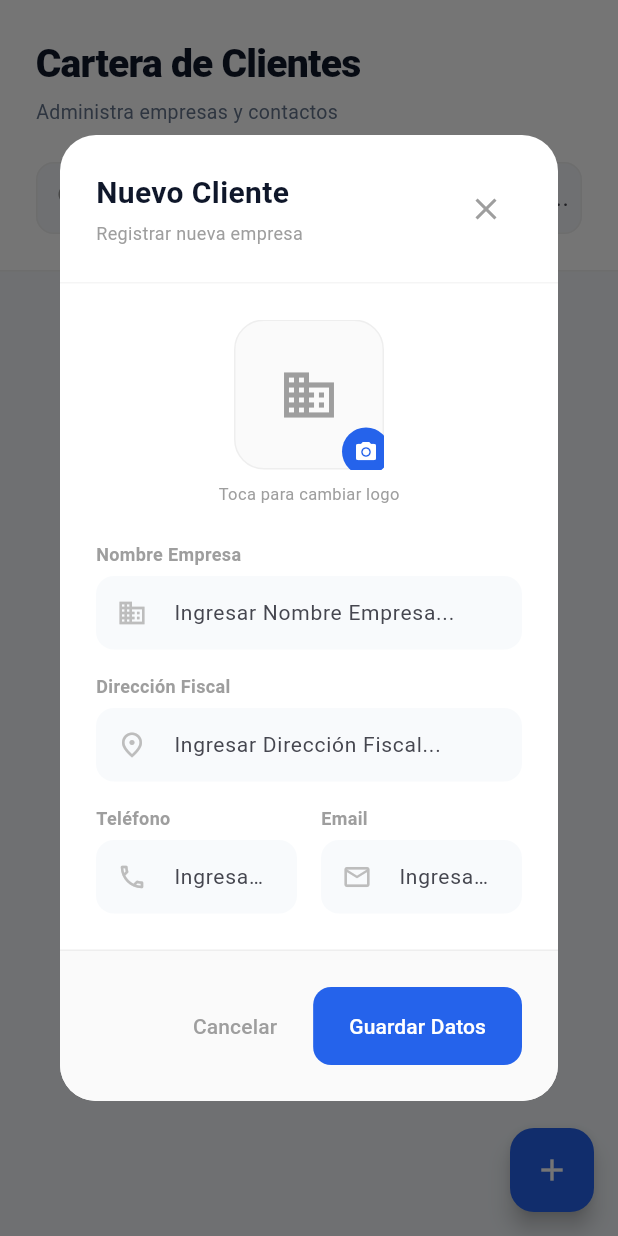
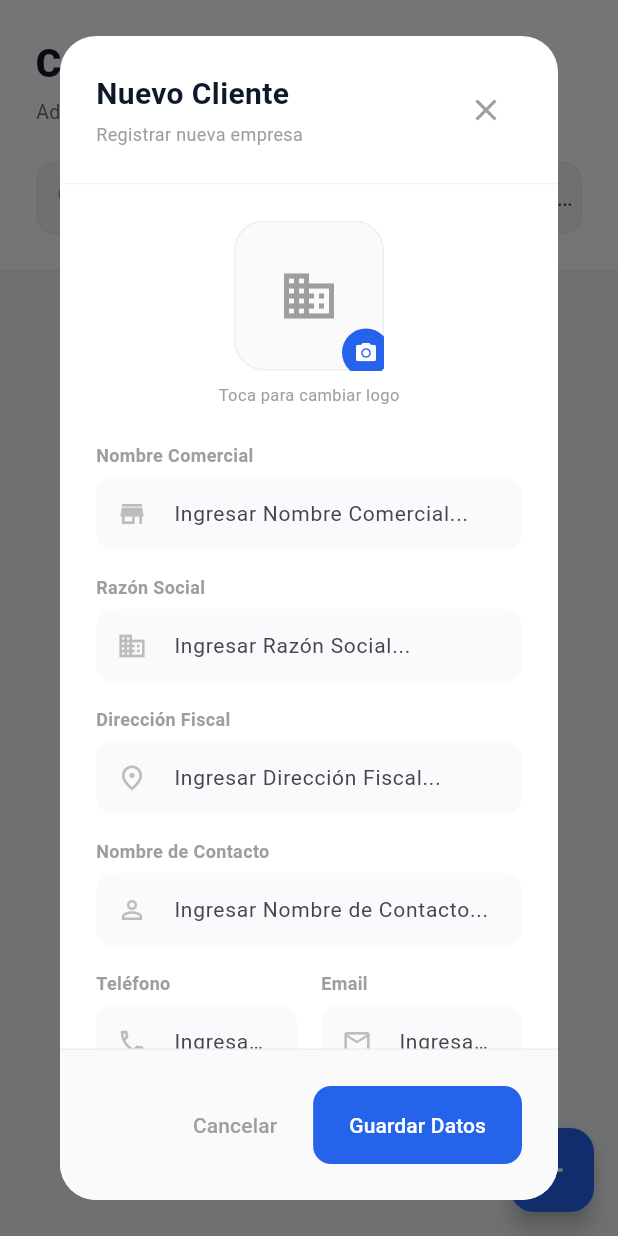
Before and after one commit to GerasxD/ici_check, a Flutter app: the ClientsScreen screen opened directly, after a tap on the "add" icon, on a phone screen of 412 x 824 dp. Run offline on Flutter 3.47's test engine with Material 3 defaults, Android fonts, the phone set to English and light mode, and no system bars; our stand-ins replace cloud_firestore, cloud_functions, file_picker, firebase_auth, firebase_core, firebase_storage and 7 more; missing offline and left inert: excel, gal, spreadsheet_decoder; accounts and stored records are empty.

Commit message:
CAMPOS AGREGADOS EN CLIENTES

```diff
--- a/ici_check/lib/features/clients/data/client_model.dart
+++ b/ici_check/lib/features/clients/data/client_model.dart
@@ -1,14 +1,18 @@
 class ClientModel {
   String id;
   String name;
+  String razonSocial; // ← NUEVO CAMPO
+  String nombreContacto; // ← NUEVO CAMPO
   String address;
   String contact;
   String email;
-  String logoUrl; // URL de la imagen en Storage o Base64
+  String logoUrl;
 
   ClientModel({
     required this.id,
     required this.name,
+    this.razonSocial = '', // ← NUEVO
+    this.nombreContacto = '', // ← NUEVO
     this.address = '',
     this.contact = '',
     this.email = '',
@@ -18,6 +22,8 @@ class ClientModel {
   Map<String, dynamic> toMap() {
     return {
       'name': name,
+      'razonSocial': razonSocial, // ← NUEVO
+      'nombreContacto': nombreContacto, // ← NUEVO
       'address': address,
       'contact': contact,
       'email': email,
@@ -29,6 +35,8 @@ class ClientModel {
     return ClientModel(
       id: docId,
       name: map['name'] ?? '',
+      razonSocial: map['razonSocial'] ?? '', // ← NUEVO
+      nombreContacto: map['nombreContacto'] ?? '', // ← NUEVO
       address: map['address'] ?? '',
       contact: map['contact'] ?? '',
       email: map['email'] ?? '',
--- a/ici_check/lib/features/clients/presentation/clients_screen.dart
+++ b/ici_check/lib/features/clients/presentation/clients_screen.dart
@@ -13,8 +13,6 @@ class ClientsScreen extends StatefulWidget {
 
 class _ClientsScreenState extends State<ClientsScreen> {
   final ClientsRepository _repo = ClientsRepository();
-  // ignore: unused_field
-  final ImagePicker _picker = ImagePicker();
 
   String _searchQuery = '';
 
@@ -30,11 +28,11 @@ class _ClientsScreenState extends State<ClientsScreen> {
       context: context,
       builder: (context) => _ClientFormDialog(
         clientToEdit: client,
-        onSave: (newClient, imageBytes, fileName) async { // ← CAMBIADO
+        onSave: (newClient, imageBytes, fileName) async {
           try {
             await _repo.saveClient(
               newClient,
-              newLogoBytes: imageBytes,  // ← CAMBIADO
+              newLogoBytes: imageBytes,
               fileName: fileName,
             );
             if (mounted) {
@@ -89,12 +87,10 @@ class _ClientsScreenState extends State<ClientsScreen> {
 
   @override
   Widget build(BuildContext context) {
-    // Detectamos si es móvil usando el ancho de la pantalla
     bool isMobile = MediaQuery.of(context).size.width < 700;
 
     return Scaffold(
       backgroundColor: _bgLight,
-      // SOLUCIÓN 1: Botón Flotante en Móvil (Evita overflow en header)
       floatingActionButton: isMobile
           ? FloatingActionButton(
               onPressed: () => _showClientModal(),
@@ -117,7 +113,6 @@ class _ClientsScreenState extends State<ClientsScreen> {
                 Row(
                   mainAxisAlignment: MainAxisAlignment.spaceBetween,
                   children: [
-                    // Título (Usamos Expanded para que ocupe el espacio disponible sin empujar)
                     Expanded(
                       child: Column(
                         crossAxisAlignment: CrossAxisAlignment.start,
@@ -130,8 +125,7 @@ class _ClientsScreenState extends State<ClientsScreen> {
                               color: _primaryDark,
                               letterSpacing: -0.5,
                             ),
-                            overflow: TextOverflow
-                                .ellipsis, // Cortar con ... si es muy largo
+                            overflow: TextOverflow.ellipsis,
                           ),
                           const SizedBox(height: 4),
                           Text(
@@ -141,7 +135,6 @@ class _ClientsScreenState extends State<ClientsScreen> {
                         ],
                       ),
                     ),
-                    // Botón Desktop (Solo visible si NO es móvil)
                     if (!isMobile)
                       ElevatedButton.icon(
                         onPressed: () => _showClientModal(),
@@ -167,7 +160,7 @@ class _ClientsScreenState extends State<ClientsScreen> {
                 TextField(
                   onChanged: (val) => setState(() => _searchQuery = val),
                   decoration: InputDecoration(
-                    hintText: 'Buscar por nombre, correo o dirección...',
+                    hintText: 'Buscar por nombre, razón social, contacto, email...',
                     prefixIcon: const Icon(Icons.search, color: Colors.grey),
                     filled: true,
                     fillColor: _bgLight,
@@ -201,11 +194,18 @@ class _ClientsScreenState extends State<ClientsScreen> {
 
                 var clients = snapshot.data ?? [];
 
+                // ← BÚSQUEDA MEJORADA: Ahora incluye razón social y nombre de contacto
                 if (_searchQuery.isNotEmpty) {
                   clients = clients
                       .where(
                         (c) =>
                             c.name.toLowerCase().contains(
+                              _searchQuery.toLowerCase(),
+                            ) ||
+                            c.razonSocial.toLowerCase().contains(
+                              _searchQuery.toLowerCase(),
+                            ) ||
+                            c.nombreContacto.toLowerCase().contains(
                               _searchQuery.toLowerCase(),
                             ) ||
                             c.email.toLowerCase().contains(
@@ -237,23 +237,13 @@ class _ClientsScreenState extends State<ClientsScreen> {
                   );
                 }
 
-                // Grid Responsivo
                 return LayoutBuilder(
                   builder: (context, constraints) {
                     double width = constraints.maxWidth;
-                    // Ajuste de columnas
-                    int crossAxisCount = width > 1200
-                        ? 3
-                        : (width > 800 ? 2 : 1);
-
-                    // SOLUCIÓN 2: Aspect Ratio Dinámico
-                    // En móvil (1 columna), damos más altura a la tarjeta para evitar overflow vertical
-                    double aspectRatio = width > 800
-                        ? 1.6
-                        : 1.4; // 1.4 es más alto que 1.6
+                    int crossAxisCount = width > 1200 ? 3 : (width > 800 ? 2 : 1);
+                    double aspectRatio = width > 800 ? 1.5 : 1.3; // ← Ajustado para más info
 
                     return GridView.builder(
-                      // Importante: padding inferior extra para que el FAB no tape el último elemento en móvil
                       padding: EdgeInsets.only(
                         left: 24,
                         right: 24,
@@ -270,8 +260,7 @@ class _ClientsScreenState extends State<ClientsScreen> {
                       itemBuilder: (context, index) {
                         return _ClientProCard(
                           client: clients[index],
-                          onEdit: () =>
-                              _showClientModal(client: clients[index]),
+                          onEdit: () => _showClientModal(client: clients[index]),
                           onDelete: () => _handleDelete(clients[index].id),
                         );
                       },
@@ -287,7 +276,7 @@ class _ClientsScreenState extends State<ClientsScreen> {
   }
 }
 
-// --- FORMULARIO MODERNO ---
+// --- FORMULARIO MODERNO CON NUEVOS CAMPOS ---
 class _ClientFormDialog extends StatefulWidget {
   final ClientModel? clientToEdit;
   final Function(ClientModel, Uint8List?, String?) onSave;
@@ -301,14 +290,15 @@ class _ClientFormDialog extends StatefulWidget {
 class _ClientFormDialogState extends State<_ClientFormDialog> {
   final _formKey = GlobalKey<FormState>();
   late TextEditingController _nameCtrl;
+  late TextEditingController _razonSocialCtrl; // ← NUEVO
+  late TextEditingController _nombreContactoCtrl; // ← NUEVO
   late TextEditingController _addressCtrl;
   late TextEditingController _contactCtrl;
   late TextEditingController _emailCtrl;
 
-  // ====== CAMBIADO: Usar Uint8List en lugar de File ======
   Uint8List? _selectedImageBytes;
   String? _selectedImageName;
-  bool _isLogoDeleted = false; // <--- AGREGA ESTA VARIABLE
+  bool _isLogoDeleted = false;
   final ImagePicker _picker = ImagePicker();
   bool _isUploading = false;
 
@@ -316,12 +306,13 @@ class _ClientFormDialogState extends State<_ClientFormDialog> {
   void initState() {
     super.initState();
     _nameCtrl = TextEditingController(text: widget.clientToEdit?.name ?? '');
+    _razonSocialCtrl = TextEditingController(text: widget.clientToEdit?.razonSocial ?? ''); // ← NUEVO
+    _nombreContactoCtrl = TextEditingController(text: widget.clientToEdit?.nombreContacto ?? ''); // ← NUEVO
     _addressCtrl = TextEditingController(text: widget.clientToEdit?.address ?? '');
     _contactCtrl = TextEditingController(text: widget.clientToEdit?.contact ?? '');
     _emailCtrl = TextEditingController(text: widget.clientToEdit?.email ?? '');
   }
 
-  // ====== CORREGIDO: Seleccionar imagen multiplataforma ======
   Future<void> _pickImage() async {
     try {
       final XFile? image = await _picker.pickImage(
@@ -332,11 +323,11 @@ class _ClientFormDialogState extends State<_ClientFormDialog> {
       );
 
       if (image != null) {
-        final bytes = await image.readAsBytes(); // ← Leer como bytes
+        final bytes = await image.readAsBytes();
         setState(() {
           _selectedImageBytes = bytes;
           _selectedImageName = image.name;
-          _isLogoDeleted = false; // <--- IMPORTANTE: Si elige nueva, ya no está borrada
+          _isLogoDeleted = false;
         });
       }
     } catch (e) {
@@ -351,7 +342,6 @@ class _ClientFormDialogState extends State<_ClientFormDialog> {
     }
   }
 
-  // ====== CORREGIDO: Tomar foto multiplataforma ======
   Future<void> _takePhoto() async {
     try {
       final XFile? image = await _picker.pickImage(
@@ -362,10 +352,11 @@ class _ClientFormDialogState extends State<_ClientFormDialog> {
       );
 
       if (image != null) {
-        final bytes = await image.readAsBytes(); // ← Leer como bytes
+        final bytes = await image.readAsBytes();
         setState(() {
           _selectedImageBytes = bytes;
           _selectedImageName = image.name;
+          _isLogoDeleted = false;
         });
       }
     } catch (e) {
@@ -416,7 +407,7 @@ class _ClientFormDialogState extends State<_ClientFormDialog> {
                   setState(() {
                     _selectedImageBytes = null;
                     _selectedImageName = null;
-                    _isLogoDeleted = true; // <--- AHORA SÍ SABEMOS QUE SE BORRÓ
+                    _isLogoDeleted = true;
                   });
                 },
               ),
@@ -435,7 +426,7 @@ class _ClientFormDialogState extends State<_ClientFormDialog> {
       shape: RoundedRectangleBorder(borderRadius: BorderRadius.circular(24)),
       elevation: 10,
       child: Container(
-        constraints: const BoxConstraints(maxWidth: 500),
+        constraints: const BoxConstraints(maxWidth: 600), // ← Más ancho para nuevos campos
         child: Column(
           mainAxisSize: MainAxisSize.min,
           children: [
@@ -483,7 +474,7 @@ class _ClientFormDialogState extends State<_ClientFormDialog> {
                   child: Column(
                     crossAxisAlignment: CrossAxisAlignment.start,
                     children: [
-                      // ====== CORREGIDO: Avatar con MemoryImage para Web ======
+                      // Avatar
                       Center(
                         child: GestureDetector(
                           onTap: _showImageOptions,
@@ -498,7 +489,7 @@ class _ClientFormDialogState extends State<_ClientFormDialog> {
                                   border: Border.all(color: Colors.grey.shade200),
                                   image: _selectedImageBytes != null
                                       ? DecorationImage(
-                                          image: MemoryImage(_selectedImageBytes!), // ← Usar MemoryImage
+                                          image: MemoryImage(_selectedImageBytes!),
                                           fit: BoxFit.cover,
                                         )
                                       : (!_isLogoDeleted && (widget.clientToEdit?.logoUrl.isNotEmpty ?? false))
@@ -538,10 +529,21 @@ class _ClientFormDialogState extends State<_ClientFormDialog> {
                       ),
                       const SizedBox(height: 24),
 
-                      _buildProInput('Nombre Empresa', _nameCtrl, Icons.business, required: true),
+                      // ========== CAMPOS ACTUALIZADOS ==========
+                      _buildProInput('Nombre Comercial', _nameCtrl, Icons.store, required: true),
                       const SizedBox(height: 16),
+
+                      // ← NUEVO CAMPO: Razón Social
+                      _buildProInput('Razón Social', _razonSocialCtrl, Icons.business, required: true),
+                      const SizedBox(height: 16),
+
                       _buildProInput('Dirección Fiscal', _addressCtrl, Icons.place_outlined),
                       const SizedBox(height: 16),
+
+                      // ← NUEVO CAMPO: Nombre de Contacto
+                      _buildProInput('Nombre de Contacto', _nombreContactoCtrl, Icons.person_outline, required: true),
+                      const SizedBox(height: 16),
+
                       Row(
                         children: [
                           Expanded(
@@ -604,7 +606,7 @@ class _ClientFormDialogState extends State<_ClientFormDialog> {
     );
   }
 
-  // ====== CORREGIDO: Guardar con bytes ======
+  // ← ACTUALIZADO: Guardar con nuevos campos
   Future<void> _handleSave() async {
     if (_formKey.currentState!.validate()) {
       setState(() => _isUploading = true);
@@ -613,13 +615,14 @@ class _ClientFormDialogState extends State<_ClientFormDialog> {
         final newClient = ClientModel(
           id: widget.clientToEdit?.id ?? '',
           name: _nameCtrl.text.trim(),
+          razonSocial: _razonSocialCtrl.text.trim(), // ← NUEVO
+          nombreContacto: _nombreContactoCtrl.text.trim(), // ← NUEVO
           address: _addressCtrl.text.trim(),
           contact: _contactCtrl.text.trim(),
           email: _emailCtrl.text.trim(),
           logoUrl: _isLogoDeleted ? '' : (widget.clientToEdit?.logoUrl ?? ''),
         );
 
-        // ← Pasar bytes en lugar de File
         await widget.onSave(newClient, _selectedImageBytes, _selectedImageName);
 
         if (mounted) {
@@ -685,7 +688,7 @@ class _ClientFormDialogState extends State<_ClientFormDialog> {
   }
 }
 
-// --- TARJETA DE CLIENTE PRO ---
+// --- TARJETA DE CLIENTE CON NUEVOS CAMPOS ---
 class _ClientProCard extends StatelessWidget {
   final ClientModel client;
   final VoidCallback onEdit;
@@ -731,10 +734,9 @@ class _ClientProCard extends StatelessWidget {
         child: Column(
           crossAxisAlignment: CrossAxisAlignment.start,
           children: [
-            // Header Tarjeta: Avatar y Nombre
+            // Header Tarjeta
             Row(
               children: [
-                // ====== CORREGIDO: Avatar con mejor manejo de errores ======
                 Container(
                   width: 56,
                   height: 56,
@@ -766,8 +768,6 @@ class _ClientProCard extends StatelessWidget {
                               );
                             },
                             errorBuilder: (context, error, stackTrace) {
-                              // Si falla la carga, mostrar inicial
-                              debugPrint('Error cargando logo: $error');
                               return Center(
                                 child: Text(
                                   client.name.isNotEmpty
@@ -838,7 +838,21 @@ class _ClientProCard extends StatelessWidget {
 
             const Spacer(),
 
-            // Info
+            // ← NUEVA INFO: Mostrar razón social y contacto
+            if (client.razonSocial.isNotEmpty)
+              _InfoRowPro(
+                Icons.business,
+                client.razonSocial,
+              ),
+            if (client.razonSocial.isNotEmpty) const SizedBox(height: 8),
+
+            if (client.nombreContacto.isNotEmpty)
+              _InfoRowPro(
+                Icons.person,
+                client.nombreContacto,
+              ),
+            if (client.nombreContacto.isNotEmpty) const SizedBox(height: 8),
+
             _InfoRowPro(
               Icons.place_outlined,
               client.address.isEmpty ? 'Sin dirección' : client.address,
@@ -857,7 +871,7 @@ class _ClientProCard extends StatelessWidget {
             const Spacer(),
             const Divider(),
 
-            // Acciones Rápidas
+            // Acciones
             Row(
               mainAxisAlignment: MainAxisAlignment.spaceBetween,
               children: [
```
Also changed, not shown: 2 other files.
